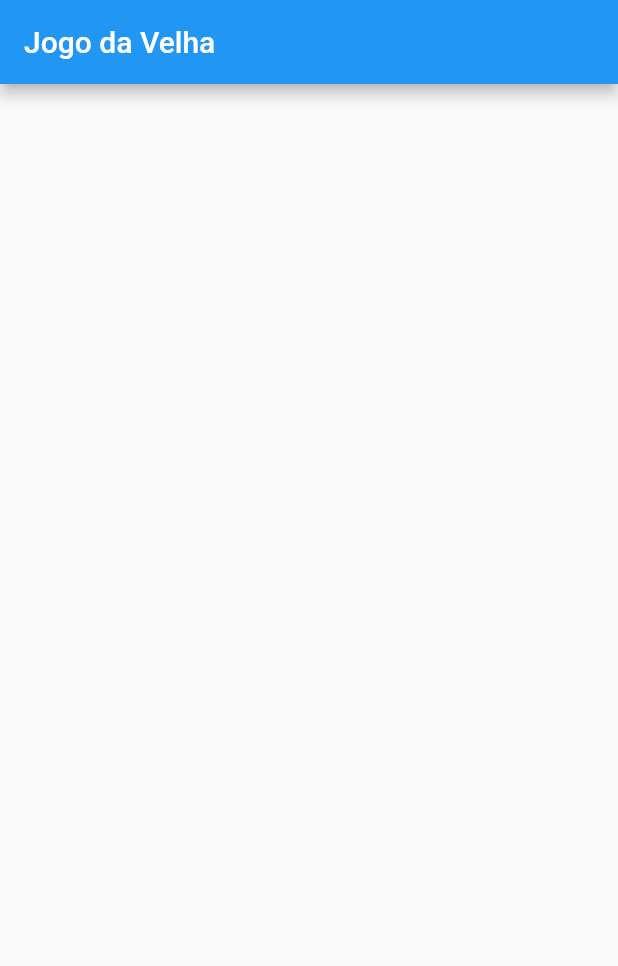
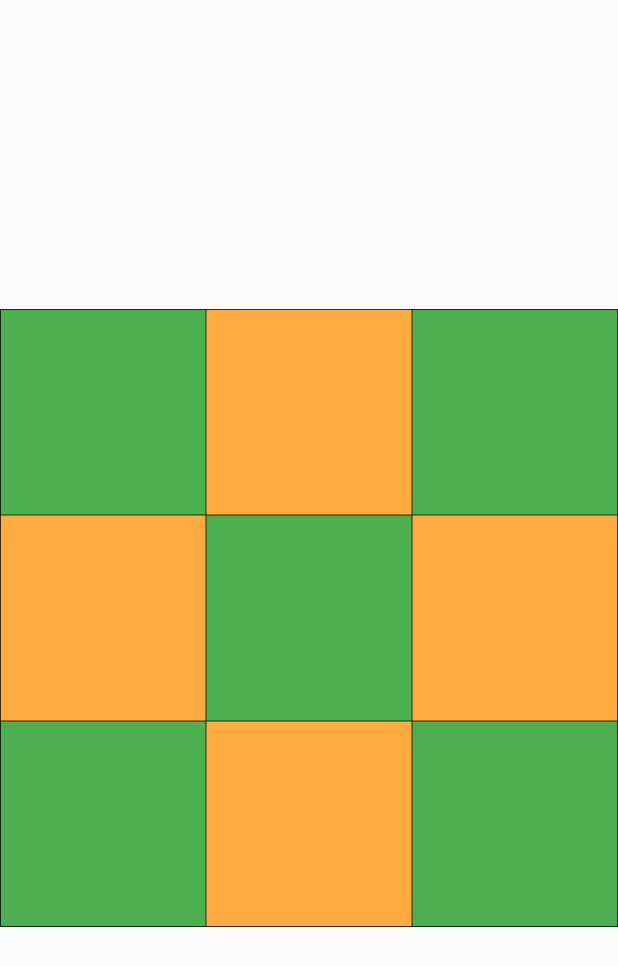
Before and after one commit to MarcosPeas/flutter-tictactoe, a Flutter app: the screen it shows after launch, on a phone screen of 412 x 824 dp. Shown: the top 966 px of the screen. Run offline on Flutter 3.47's test engine with Material 2 defaults, Android fonts, the phone set to English and light mode, and no system bars; our stand-ins replace mobx; generated files the repository leaves out were written again; statements that could not run were skipped.

Commit message:
Cria a tabela

```diff
--- /dev/null
+++ b/lib/state_machine/states/prepare_state.dart
@@ -0,0 +1,5 @@
+import 'package:tic_tac_toe/state_machine/tic_tac_toe_state.dart';
+
+class PrepareState extends TicTacToeState {
+
+}
--- /dev/null
+++ b/lib/tictactoe/components/cell/cell_widget.dart
@@ -0,0 +1,27 @@
+import 'package:flutter/material.dart';
+
+class CellWidget extends StatelessWidget {
+  int _x;
+  int _y;
+
+  CellWidget(this._x, this._y);
+
+  @override
+  Widget build(BuildContext context) {
+    return AspectRatio(
+      aspectRatio: 1 / 1,
+      child: GestureDetector(
+        onTap: (){
+          print('$_x-$_y');
+        },
+        child: Container(
+          color: _color(),
+        ),
+      ),
+    );
+  }
+
+  Color _color() {
+    return (_x + _y) % 2 == 0 ? Colors.green : Colors.orangeAccent;
+  }
+}
--- /dev/null
+++ b/lib/tictactoe/components/table/table_widget.dart
@@ -0,0 +1,33 @@
+import 'package:flutter/material.dart';
+import 'package:tic_tac_toe/tictactoe/components/cell/cell_widget.dart';
+
+class TableWidget extends StatelessWidget {
+  @override
+  Widget build(BuildContext context) {
+    return Center(
+      child: AspectRatio(
+        aspectRatio: 1 / 1,
+        child: _table(),
+      ),
+    );
+  }
+
+  Widget _table() {
+    return Table(
+      border: TableBorder.all(color: Colors.black, width: 0.5),
+      children: _tableRowList(),
+    );
+  }
+
+  List<TableRow> _tableRowList() {
+    List<TableRow> tableRowList = [];
+    for (int x = 0; x < 3; x++) {
+      List<Widget> cellList = [];
+      for (int y = 0; y < 3; y++) {
+        cellList.add(CellWidget(x, y));
+      }
+      tableRowList.add(TableRow(children: cellList));
+    }
+  return tableRowList;
+  }
+}
--- a/lib/tictactoe/tic_tac_toe_page.dart
+++ b/lib/tictactoe/tic_tac_toe_page.dart
@@ -1,5 +1,7 @@
 import 'package:flutter/material.dart';
 import 'package:tic_tac_toe/state_machine/states/start_menu_state.dart';
+import 'package:tic_tac_toe/tictactoe/components/table/table_widget.dart';
+import 'file:///C:/cursos/tic_tac_toe/tic_tac_toe/lib/tictactoe/components/menus/start_manu.dart';
 import 'package:tic_tac_toe/tictactoe/tic_tac_toe_controller.dart';
 
 class TicTacToePage extends StatefulWidget {
@@ -8,6 +10,7 @@ class TicTacToePage extends StatefulWidget {
 }
 
 class _TicTacToePageState extends State<TicTacToePage> {
+
   TicTacToeController _controller = TicTacToeController();
 
   @override
@@ -19,9 +22,16 @@ class _TicTacToePageState extends State<TicTacToePage> {
   @override
   Widget build(BuildContext context) {
     return Scaffold(
-      appBar: AppBar(
-        title: Text('Jogo da Velha'),
+      body: Stack(
+        children: [
+          TableWidget(),
+          //_startMenu()
+        ],
       ),
     );
   }
+
+  Widget _startMenu() {
+    return StartMenu(_controller);
+  }
 }
```
Also changed, not shown: lib/tictactoe/components/menus/start_manu.dart (added, +55 -0 lines).
